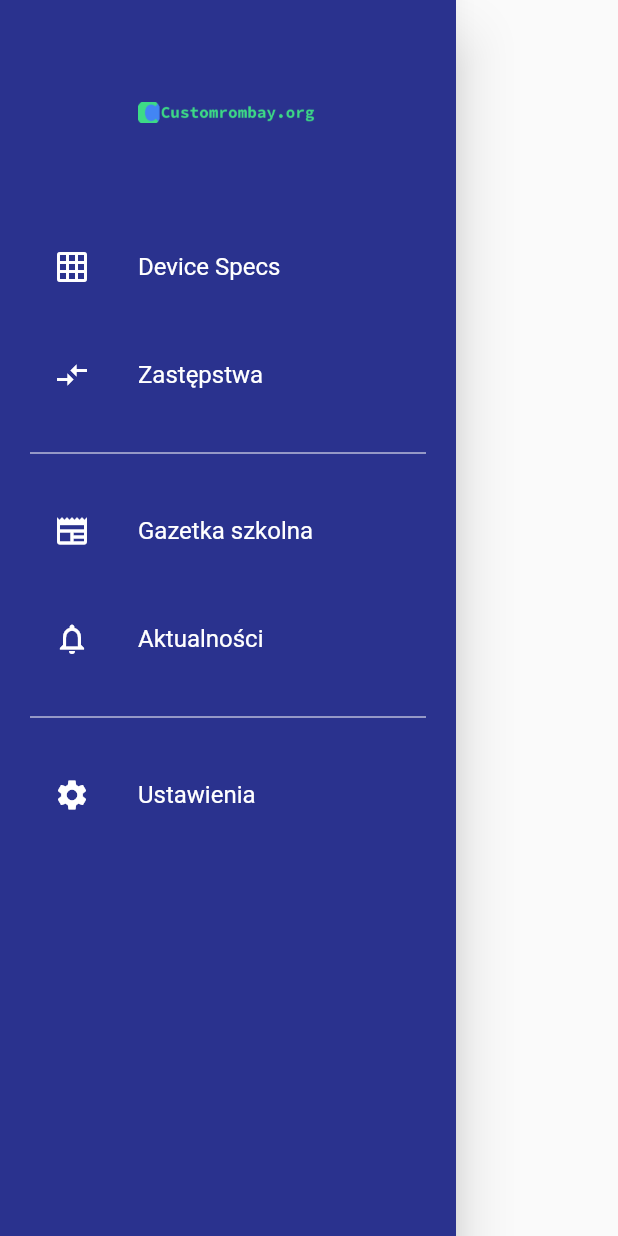
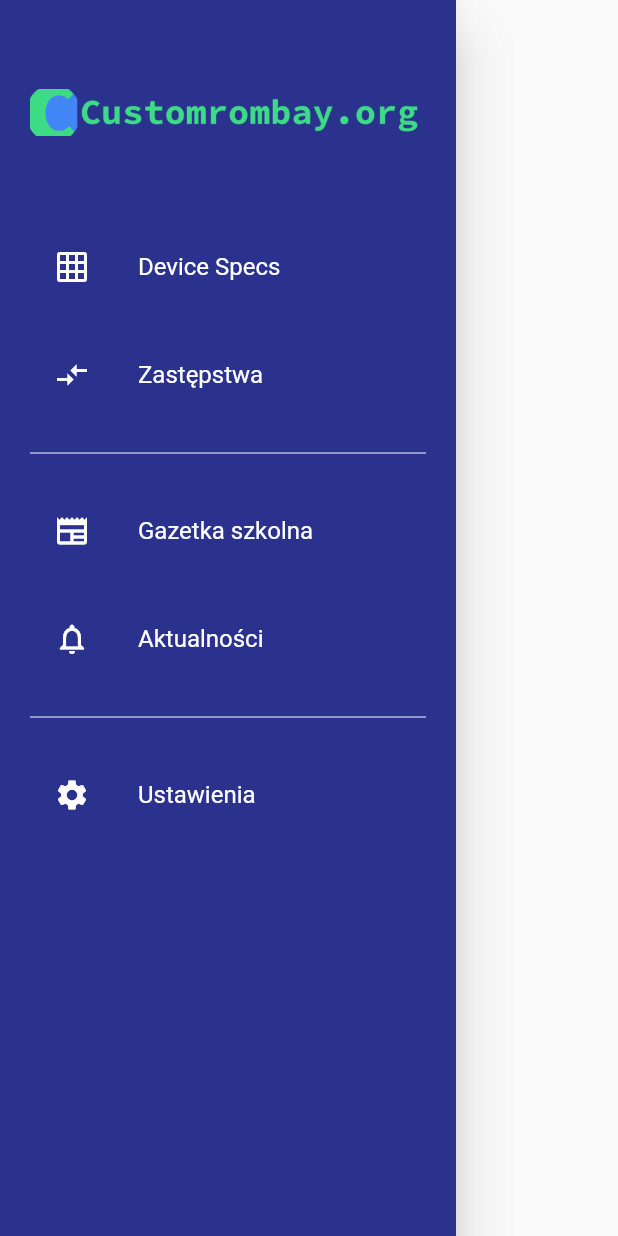
Before and after one commit to Customrombay/CustomRomApp, a Flutter app: the NavigationDrawerWidget widget shown alone on an empty page, opened directly, on a phone screen of 412 x 824 dp. Run offline on Flutter 3.47's test engine with Material 2 defaults, Android fonts, the phone set to English and light mode, and no system bars; our stand-ins replace device_info_plus; missing offline and left inert: system_info2.

Commit message:
Changed the drawer image size

```diff
--- a/lib/widgets/drawer.dart
+++ b/lib/widgets/drawer.dart
@@ -37,7 +37,7 @@ class _NavigationDrawerWidgetState extends State<NavigationDrawerWidget> {
                 child: const Center(
                   child:
                     SizedBox(
-                      width: 120,
+                      // width: 120,
                       height: 70,
                       child: Image(
                         image: AssetImage(
```
